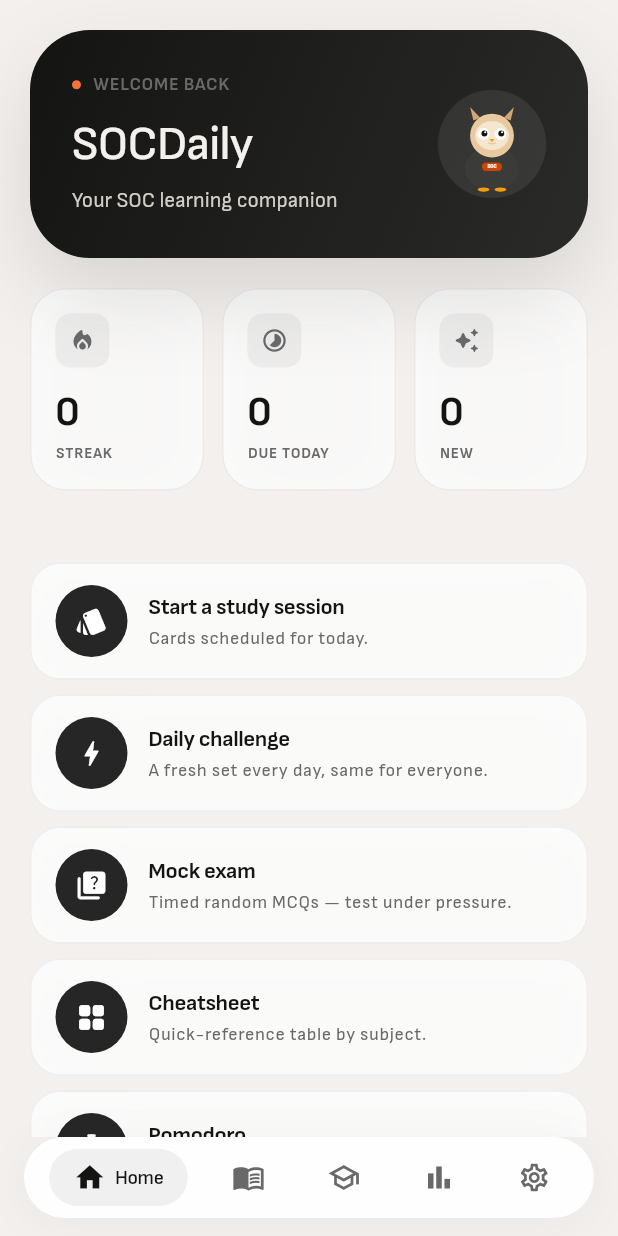
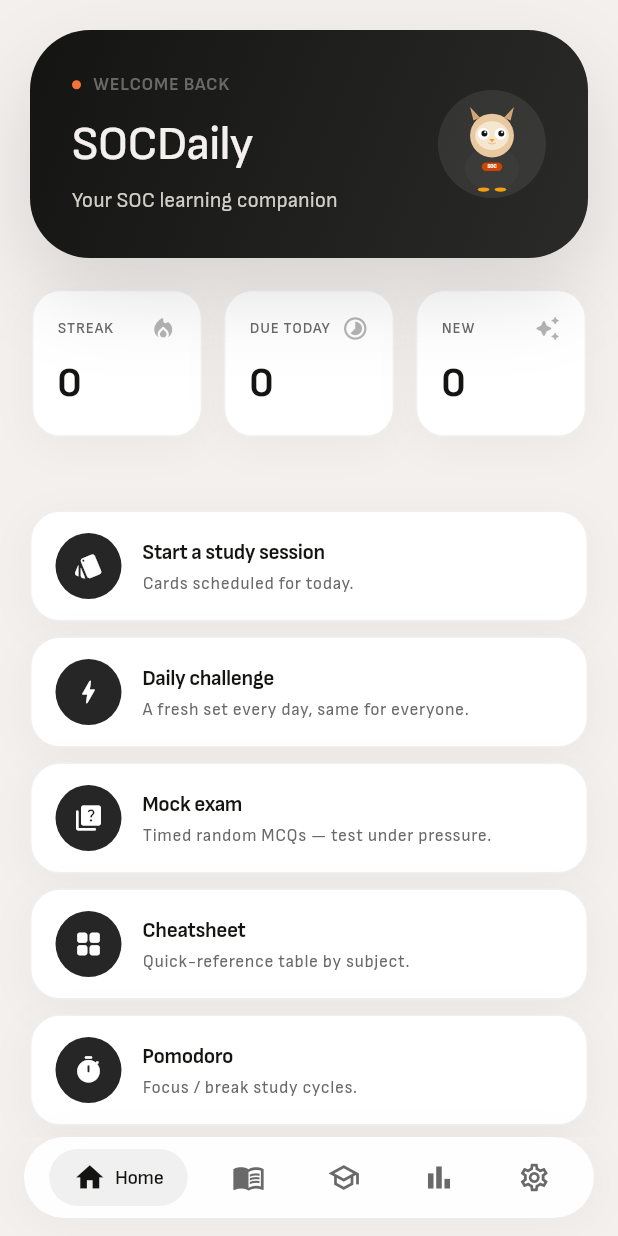
Before and after one commit to keaume34/SOCDaily, a Flutter app: the screen it shows after launch, after a tap on "Skip", on a phone screen of 412 x 824 dp. Run offline on Flutter 3.47's test engine with Material 3 defaults, Android fonts, the phone set to English and light mode, and no system bars; our stand-ins replace confetti, dio, drift, flutter_markdown, flutter_riverpod, flutter_svg and 5 more; accounts and stored records are empty; generated files the repository leaves out were written again.

Commit message:
polish(ui): Pixel-inspired gradient border glow on dark mode cards, stat cards with label+icon top / big number layout
Co-Authored-By: Devin AI <158243242+devin-ai-integration[bot]@users.noreply.github.com>

```diff
--- a/app/lib/src/features/home/home_screen.dart
+++ b/app/lib/src/features/home/home_screen.dart
@@ -1,7 +1,5 @@
 // Home screen: Mastercard-inspired dashboard with hero greeting, stat chips,
 // feature grid, and weak-areas section.
-
-import 'dart:ui';
 
 import 'package:flutter/material.dart';
 import 'package:flutter_riverpod/flutter_riverpod.dart';
@@ -265,61 +263,92 @@ class _MiniStatCard extends StatelessWidget {
   @override
   Widget build(BuildContext context) {
     final theme = Theme.of(context);
-    return ClipRRect(
-      borderRadius: BorderRadius.circular(24),
-      child: BackdropFilter(
-        filter: ImageFilter.blur(sigmaX: 16, sigmaY: 16),
+    return Container(
+      decoration: BoxDecoration(
+        borderRadius: BorderRadius.circular(20),
+        gradient: isDark
+            ? const LinearGradient(
+                begin: Alignment.topLeft,
+                end: Alignment.bottomRight,
+                colors: [Color(0xFF2A4A3A), Color(0xFF1A2A2A), Color(0xFF1A1F2A)],
+              )
+            : null,
+        boxShadow: isDark
+            ? [
+                BoxShadow(
+                  color: const Color(0xFF00C896).withValues(alpha: 0.08),
+                  blurRadius: 24,
+                  offset: const Offset(0, 4),
+                ),
+              ]
+            : null,
+      ),
+      child: Container(
+        padding: const EdgeInsets.all(1.2),
+        decoration: BoxDecoration(
+          borderRadius: BorderRadius.circular(20),
+          gradient: isDark
+              ? const LinearGradient(
+                  begin: Alignment.topLeft,
+                  end: Alignment.bottomRight,
+                  colors: [
+                    Color(0xFF00C896),
+                    Color(0xFF006644),
+                    Color(0xFF003322),
+                  ],
+                )
+              : null,
+        ),
         child: Container(
           padding: const EdgeInsets.all(16),
           decoration: BoxDecoration(
             color: isDark
-                ? Colors.white.withValues(alpha: 0.07)
-                : Colors.white.withValues(alpha: 0.75),
-            borderRadius: BorderRadius.circular(24),
-            border: Border.all(
-              color: isDark
-                  ? Colors.white.withValues(alpha: 0.1)
-                  : Colors.black.withValues(alpha: 0.06),
-            ),
-            boxShadow: [
+                ? const Color(0xFF0D1117)
+                : Colors.white,
+            borderRadius: BorderRadius.circular(19),
+            border: isDark
+                ? null
+                : Border.all(color: Colors.black.withValues(alpha: 0.06)),
+            boxShadow: isDark
+                ? null
+                : [
                     BoxShadow(
-                color: Colors.black.withValues(alpha: isDark ? 0.2 : 0.06),
-                blurRadius: 32,
-                offset: const Offset(0, 8),
+                      color: Colors.black.withValues(alpha: 0.04),
+                      blurRadius: 24,
+                      offset: const Offset(0, 6),
                     ),
                   ],
           ),
           child: Column(
             crossAxisAlignment: CrossAxisAlignment.start,
             children: [
-              Container(
-                width: 36,
-                height: 36,
-                decoration: BoxDecoration(
+              Row(
+                mainAxisAlignment: MainAxisAlignment.spaceBetween,
+                children: [
+                  Text(
+                    label,
+                    style: theme.textTheme.labelSmall?.copyWith(
                       color: isDark
-                      ? Colors.white.withValues(alpha: 0.1)
-                      : Colors.black.withValues(alpha: 0.05),
-                  borderRadius: BorderRadius.circular(10),
+                          ? Colors.white.withValues(alpha: 0.5)
+                          : MCColors.slateGray,
+                      letterSpacing: 0.56,
+                      fontWeight: FontWeight.w600,
+                      fontSize: 10,
                     ),
-                child: Icon(icon, size: 18,
-                  color: isDark ? Colors.white.withValues(alpha: 0.7) : MCColors.slateGray),
                   ),
-              const SizedBox(height: 12),
+                  Icon(icon, size: 18,
+                    color: isDark
+                        ? Colors.white.withValues(alpha: 0.35)
+                        : MCColors.slateGray.withValues(alpha: 0.5)),
+                ],
+              ),
+              const SizedBox(height: 10),
               Text(
                 value,
                 style: theme.textTheme.headlineMedium?.copyWith(
                   fontWeight: FontWeight.w700,
+                  fontSize: 28,
                   color: isDark ? Colors.white : MCColors.inkBlack,
-                ),
-              ),
-              const SizedBox(height: 2),
-              Text(
-                label,
-                style: theme.textTheme.labelSmall?.copyWith(
-                  color: isDark ? Colors.white.withValues(alpha: 0.45) : MCColors.slateGray,
-                  letterSpacing: 0.56,
-                  fontWeight: FontWeight.w700,
-                  fontSize: 10,
                 ),
               ),
             ],
@@ -438,47 +467,22 @@ class _FeatureCard extends StatelessWidget {
   @override
   Widget build(BuildContext context) {
     final theme = Theme.of(context);
-    return TapBounce(
-      onTap: onTap,
-      child: ClipRRect(
-        borderRadius: BorderRadius.circular(20),
-        child: BackdropFilter(
-          filter: ImageFilter.blur(sigmaX: 16, sigmaY: 16),
-          child: Container(
-            decoration: BoxDecoration(
-              color: isDark
-                  ? Colors.white.withValues(alpha: 0.07)
-                  : Colors.white.withValues(alpha: 0.8),
-              borderRadius: BorderRadius.circular(20),
-              border: Border.all(
-                color: isDark
-                    ? Colors.white.withValues(alpha: 0.1)
-                    : Colors.black.withValues(alpha: 0.05),
-              ),
-              boxShadow: [
-                BoxShadow(
-                  color: Colors.black.withValues(alpha: isDark ? 0.18 : 0.05),
-                  blurRadius: 24,
-                  offset: const Offset(0, 6),
-                ),
-              ],
-            ),
-            child: Material(
+    final cardContent = Material(
       color: Colors.transparent,
       child: InkWell(
         onTap: onTap,
-                borderRadius: BorderRadius.circular(20),
+        borderRadius: BorderRadius.circular(19),
         child: Padding(
           padding: const EdgeInsets.symmetric(horizontal: 16, vertical: 14),
           child: Row(
             children: [
               Container(
-                        width: 48,
-                        height: 48,
+                width: 44,
+                height: 44,
                 alignment: Alignment.center,
                 decoration: BoxDecoration(
                   color: isDark
-                              ? Colors.white.withValues(alpha: 0.12)
+                      ? Colors.white.withValues(alpha: 0.1)
                       : MCColors.charcoal,
                   shape: BoxShape.circle,
                 ),
@@ -486,7 +490,7 @@ class _FeatureCard extends StatelessWidget {
                   color: isDark
                       ? Colors.white.withValues(alpha: 0.9)
                       : Colors.white,
-                          size: 22),
+                  size: 20),
               ),
               const SizedBox(width: 14),
               Expanded(
@@ -498,7 +502,7 @@ class _FeatureCard extends StatelessWidget {
                       title,
                       style: theme.textTheme.titleSmall?.copyWith(
                         fontWeight: FontWeight.w700,
-                                fontSize: 15,
+                        fontSize: 14,
                         color: isDark ? Colors.white : MCColors.inkBlack,
                       ),
                     ),
@@ -507,9 +511,9 @@ class _FeatureCard extends StatelessWidget {
                       subtitle,
                       style: theme.textTheme.bodySmall?.copyWith(
                         color: isDark
-                                    ? Colors.white.withValues(alpha: 0.45)
+                            ? Colors.white.withValues(alpha: 0.4)
                             : MCColors.slateGray,
-                                fontSize: 12,
+                        fontSize: 11.5,
                       ),
                       maxLines: 1,
                       overflow: TextOverflow.ellipsis,
@@ -521,9 +525,59 @@ class _FeatureCard extends StatelessWidget {
           ),
         ),
       ),
+    );
+
+    if (isDark) {
+      return TapBounce(
+        onTap: onTap,
+        child: Container(
+          padding: const EdgeInsets.all(1.2),
+          decoration: BoxDecoration(
+            borderRadius: BorderRadius.circular(20),
+            gradient: const LinearGradient(
+              begin: Alignment.topLeft,
+              end: Alignment.bottomRight,
+              colors: [
+                Color(0xFF00C896),
+                Color(0xFF006644),
+                Color(0xFF003322),
+              ],
+            ),
+            boxShadow: [
+              BoxShadow(
+                color: const Color(0xFF00C896).withValues(alpha: 0.06),
+                blurRadius: 20,
+                offset: const Offset(0, 4),
+              ),
+            ],
+          ),
+          child: Container(
+            decoration: BoxDecoration(
+              color: const Color(0xFF0D1117),
+              borderRadius: BorderRadius.circular(19),
+            ),
+            child: cardContent,
           ),
         ),
+      );
+    }
+
+    return TapBounce(
+      onTap: onTap,
+      child: Container(
+        decoration: BoxDecoration(
+          color: Colors.white,
+          borderRadius: BorderRadius.circular(20),
+          border: Border.all(color: Colors.black.withValues(alpha: 0.06)),
+          boxShadow: [
+            BoxShadow(
+              color: Colors.black.withValues(alpha: 0.04),
+              blurRadius: 24,
+              offset: const Offset(0, 6),
             ),
+          ],
+        ),
+        child: cardContent,
       ),
     );
   }
```
Lines whose indentation alone changed are shown as unchanged.
